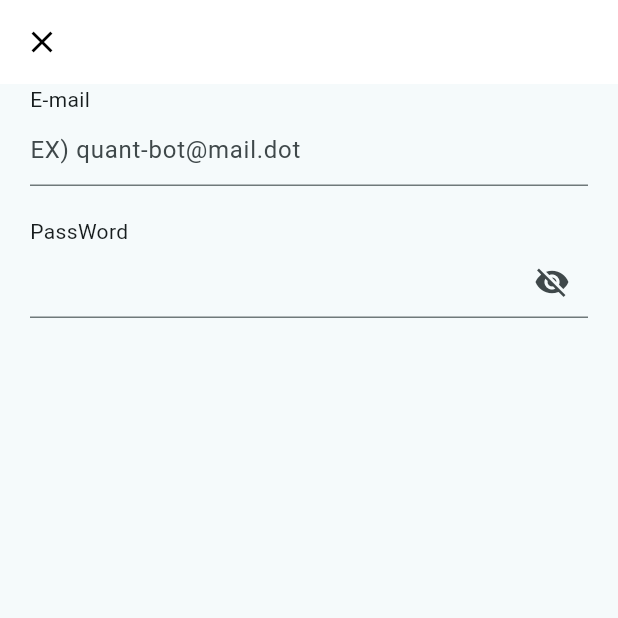
After one commit to MeotJH/quant_bot_frontend_flutter, a Flutter app: the SignUpScreen screen opened directly, on a phone screen of 412 x 824 dp, the top half of it. The commit adds this screen. Run offline on Flutter 3.47's test engine with Material 3 defaults, Android fonts, the light colour scheme and no system bars; our stand-ins replace dio, fl_chart, flutter_riverpod, flutter_secure_storage, fluttertoast, freezed_annotation and 4 more; accounts and stored records are empty; network calls fail; Roboto replaces fonts that are missing (Pretendard); project files that could hold a hidden picture were left out.

```diff
--- a/lib/pages/login_page.dart
+++ b/lib/pages/auth_pages/login_page.dart
@@ -72,11 +72,12 @@ class LoginScreen extends ConsumerWidget {
             // 로그인 버튼
             ElevatedButton(
               onPressed: () async {
-                final signIn = await ref.read(authProvider(
+                await ref.read(authProvider(
                   ref.watch(
                     authFormProvider,
                   ),
                 ).future);
+
                 context.go('/');
               },
               style: ElevatedButton.styleFrom(
--- /dev/null
+++ b/lib/pages/auth_pages/sign_up_screen.dart
@@ -0,0 +1,61 @@
+import 'package:flutter/material.dart';
+import 'package:flutter_riverpod/flutter_riverpod.dart';
+import 'package:go_router/go_router.dart';
+import 'package:quant_bot_flutter/models/user_model/user_auth_model.dart';
+import 'package:quant_bot_flutter/providers/auth_provider.dart';
+
+class SignUpScreen extends ConsumerWidget {
+  const SignUpScreen({super.key});
+
+  @override
+  Widget build(BuildContext context, WidgetRef ref) {
+    return Scaffold(
+      appBar: AppBar(
+        backgroundColor: Colors.white,
+        elevation: 0,
+        leading: IconButton(
+          icon: const Icon(Icons.close, color: Colors.black),
+          onPressed: () {
+            context.go('/');
+          },
+        ),
+      ),
+      body: Padding(
+        padding: const EdgeInsets.symmetric(horizontal: 20.0),
+        child: Column(
+          crossAxisAlignment: CrossAxisAlignment.center,
+          children: [
+            // 이메일 주소 입력 필드
+            Column(
+              crossAxisAlignment: CrossAxisAlignment.start,
+              children: [
+                const Text('E-mail', style: TextStyle(fontSize: 14)),
+                TextField(
+                  decoration: const InputDecoration(
+                    hintText: 'EX) quant-bot@mail.dot',
+                  ),
+                  controller: ref.watch(authFormProvider.notifier).emailController,
+                ),
+              ],
+            ),
+            const SizedBox(height: 20),
+            // 비밀번호 필드
+            Column(
+              crossAxisAlignment: CrossAxisAlignment.start,
+              children: [
+                const Text('PassWord', style: TextStyle(fontSize: 14)),
+                TextField(
+                  obscureText: true,
+                  decoration: const InputDecoration(
+                    suffixIcon: Icon(Icons.visibility_off),
+                  ),
+                  controller: ref.watch(authFormProvider.notifier).passwordController,
+                ),
+              ],
+            ),
+          ],
+        ),
+      ),
+    );
+  }
+}
--- a/lib/providers/auth_provider.dart
+++ b/lib/providers/auth_provider.dart
@@ -36,7 +36,6 @@ class AuthStorageNotifier extends AutoDisposeAsyncNotifier<String?> {
 
   Future<String?> getToken() async {
     final String? token = await _loadToken();
-    print('this is token: $token');
     return token;
   }
 }
--- a/lib/providers/router_provider.dart
+++ b/lib/providers/router_provider.dart
@@ -2,17 +2,21 @@ import 'package:flutter/material.dart';
 import 'package:flutter_riverpod/flutter_riverpod.dart';
 import 'package:go_router/go_router.dart';
 import 'package:quant_bot_flutter/core/colors.dart';
-import 'package:quant_bot_flutter/pages/login_page.dart';
+import 'package:quant_bot_flutter/pages/auth_pages/login_page.dart';
 import 'package:quant_bot_flutter/pages/quant_page/quant_page.dart';
 import 'package:quant_bot_flutter/pages/stocks_page/stocks_page.dart';
 import 'package:quant_bot_flutter/providers/auth_provider.dart';
 import '../pages/profile_page/profile_page.dart';
+
+// navigatorKey를 전역에서 사용하기 위해 선언
+final GlobalKey<NavigatorState> navigatorKey = GlobalKey<NavigatorState>();
 
 class RouteNotifier extends Notifier<GoRouter> {
   late final GoRouter _router;
 
   RouteNotifier() {
     _router = GoRouter(
+      navigatorKey: navigatorKey,
       routes: [
         ShellRoute(
           builder: (context, state, child) {
```
Also changed, not shown: lib/components/custom_toast.dart (+36 -42 lines), lib/providers/dio_provider.dart (+13 -0 lines).
